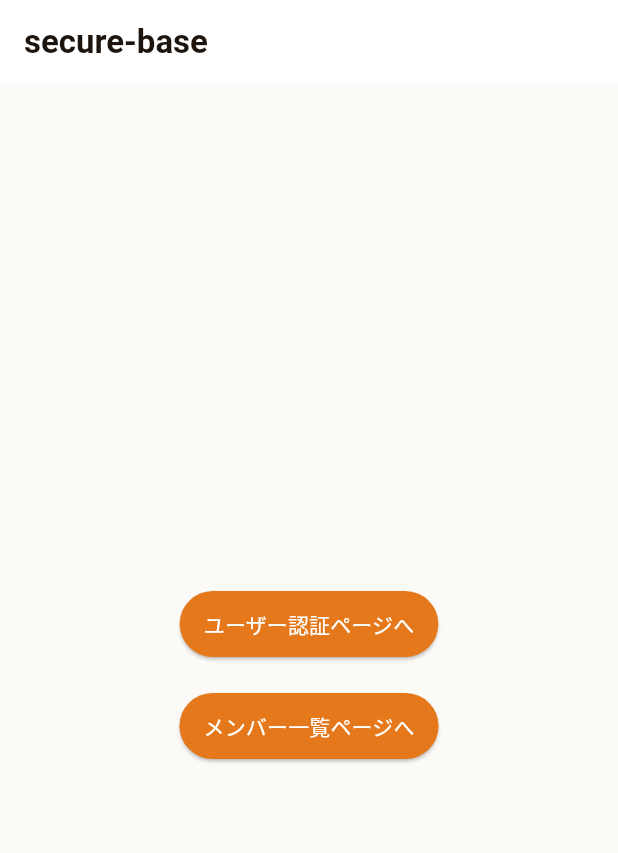
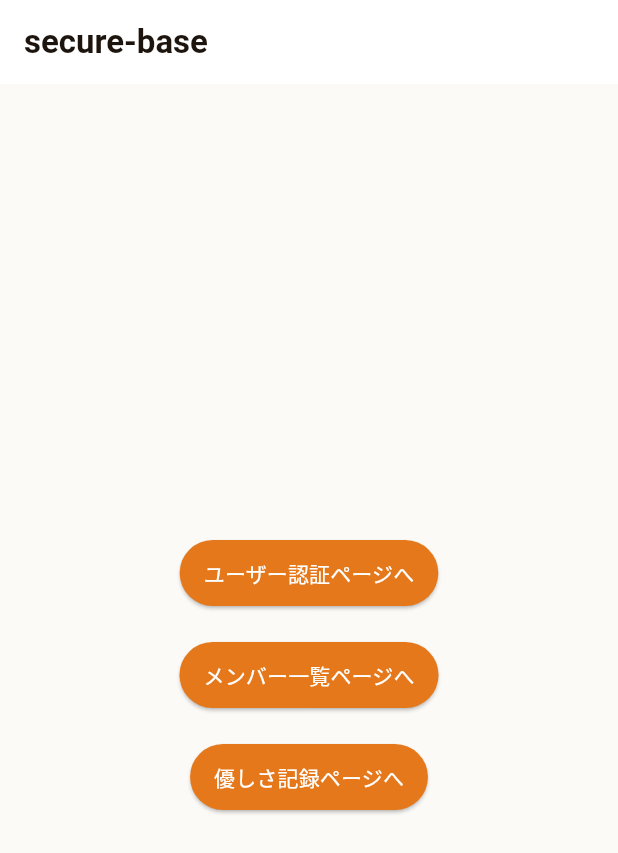
Before and after one commit to dmaruyama-51/secure-base-app-flutter, a Flutter app: the screen it shows after launch, on a phone screen of 412 x 824 dp. Shown: the top 853 px of the screen. Run offline on Flutter 3.47's test engine with Material 3 defaults, Android fonts, the phone set to English and light mode, and no system bars; our stand-ins replace flutter_dotenv, go_router, supabase_flutter; accounts and stored records are empty.

Commit message:
ルーティングとホームからの遷移を追加

```diff
--- a/lib/routes/app_router.dart
+++ b/lib/routes/app_router.dart
@@ -4,6 +4,8 @@ import '../views/register_page.dart';
 import '../views/member_list_page.dart';
 import '../views/home_page.dart';
 import '../views/member_add_page.dart';
+import '../views/kindness_record_list_page.dart';
+import '../views/kindness_record_add_page.dart';
 
 final GoRouter appRouter = GoRouter(
   initialLocation: '/',
@@ -22,5 +24,13 @@ final GoRouter appRouter = GoRouter(
       path: '/member/add',
       builder: (context, state) => const MemberAddPage(),
     ),
+    GoRoute(
+      path: '/kindness-records',
+      builder: (context, state) => const KindnessRecordListPage(),
+    ),
+    GoRoute(
+      path: '/kindness-record/add',
+      builder: (context, state) => const KindnessRecordAddPage(),
+    ),
   ],
 );
--- a/lib/views/home_page.dart
+++ b/lib/views/home_page.dart
@@ -36,6 +36,13 @@ class _HomePageState extends State<HomePage> {
               },
               child: const Text('メンバー一覧ページへ'),
             ),
+            const SizedBox(height: 20),
+            ElevatedButton(
+              onPressed: () {
+                context.go('/kindness-records');
+              },
+              child: const Text('優しさ記録ページへ'),
+            ),
           ],
         ),
       ),
```
